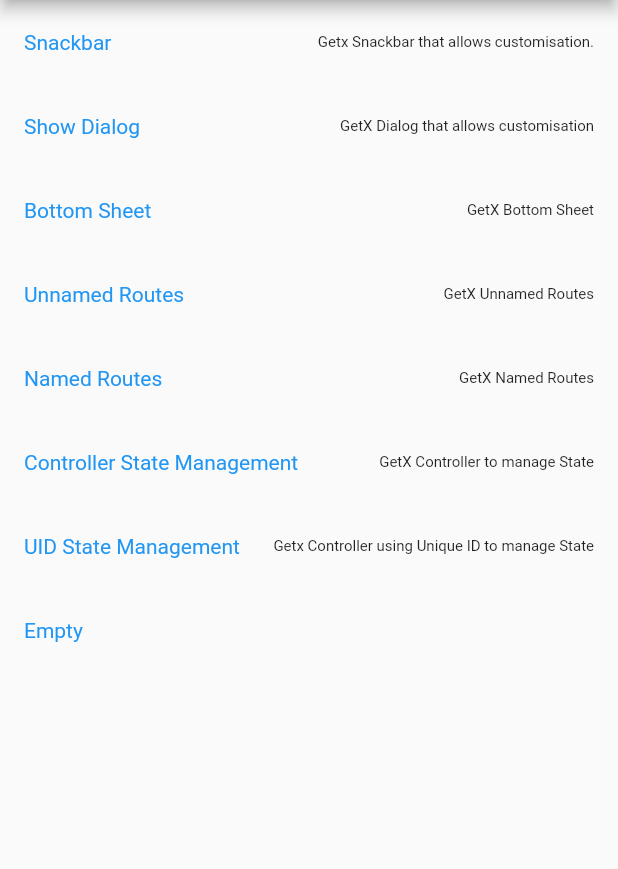
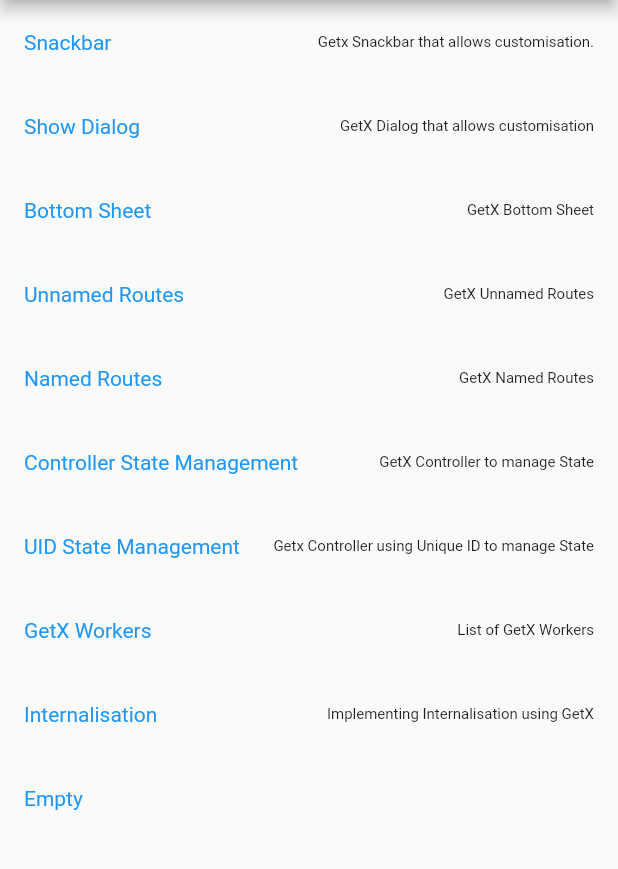
Before and after one commit to RabiKumar14/GetX-Hub, a Flutter app: the screen it shows after launch, on a phone screen of 412 x 824 dp, the part 84-953 px from its top. Run offline on Flutter 3.47's test engine with Material 2 defaults, Android fonts, the phone set to English and light mode, and no system bars; our stand-ins replace device_preview, get, responsive_builder.

Commit message:
Added GetX Workers & Internalisation Method

```diff
--- a/lib/Controls/stateControl.dart
+++ b/lib/Controls/stateControl.dart
@@ -1,7 +1,7 @@
 import 'package:code_hub/Data/stateData.dart';
 import 'package:code_hub/Exports/export.dart';
 
-//! Name Controller
+///[NameController] Controls what happens with the name data
 class NameController extends GetxController {
   var name = rabi.obs;
   //! Function to convert string to upper case
--- a/lib/Controls/stateUIDControl.dart
+++ b/lib/Controls/stateUIDControl.dart
@@ -1,7 +1,7 @@
 import 'package:code_hub/Data/stateData.dart';
 import 'package:code_hub/Exports/export.dart';
 
-//! Getx Controller using Unique ID
+///[UIDController] Controls the age and updates using an unique id
 class UIDController extends GetxController {
   int age = rabi.age;
 
--- a/lib/Data/homeData.dart
+++ b/lib/Data/homeData.dart
@@ -1,9 +1,11 @@
 import 'package:code_hub/Exports/export.dart';
+import 'package:code_hub/UI/getxInternalisation.dart';
+import 'package:code_hub/UI/getxWorkers.dart';
 import 'package:code_hub/UI/statePage.dart';
 import 'package:code_hub/UI/stateUID.dart';
 import 'package:code_hub/UI/unnamedRoutesPage.dart';
 
-//! Required parameters for the item
+///[HomeItem] Required parameters of the home item
 class HomeItem {
   final String title;
   final String subtitle;
@@ -172,5 +174,18 @@
       action: () {
         Get.to(UIDState());
       }),
+  //! GetX Workers & what they do
+  HomeItem(
+      title: 'GetX Workers',
+      subtitle: 'List of GetX Workers',
+      action: () {
+        Get.to(GetXWorkers());
+      }),
+  HomeItem(
+      title: 'Internalisation',
+      subtitle: 'Implementing Internalisation using GetX',
+      action: () {
+        Get.to(GetXInternalisation());
+      }),
   HomeItem(title: 'Empty', subtitle: '', action: () {}),
 ];
--- /dev/null
+++ b/lib/Data/languagesData.dart
@@ -0,0 +1,11 @@
+import 'package:code_hub/Exports/export.dart';
+
+///[Languages] storage of translations
+class Languages extends Translations {
+  @override
+  //! collection of different languages
+  Map<String, Map<String, String>> get keys => {
+        'en_UK': {'hello': 'Hello'},
+        'fr_FR': {'hello': 'Bonjour'},
+      };
+}
--- a/lib/Exports/export.dart
+++ b/lib/Exports/export.dart
@@ -1,5 +1,3 @@
 //! Exported packages to be called (This allows for cleaner package imports)
-export 'package:code_hub/UI/homePage.dart';
-export 'package:device_preview/device_preview.dart';
 export 'package:flutter/material.dart';
 export 'package:get/get.dart';
--- a/lib/Models/stateModel.dart
+++ b/lib/Models/stateModel.dart
@@ -1,4 +1,4 @@
-//! Name Model
+///[Name] Name model
 class Name {
 //! Name constructor
   var firstName;
--- a/lib/UI/homePage.dart
+++ b/lib/UI/homePage.dart
@@ -2,7 +2,7 @@
 import 'package:code_hub/Exports/export.dart';
 import 'package:responsive_builder/responsive_builder.dart';
 
-//! Main Page of the app
+///[HomePage] Main page of the app
 class HomePage extends StatelessWidget {
   const HomePage({Key? key}) : super(key: key);
 
--- a/lib/UI/namedRoutes.dart
+++ b/lib/UI/namedRoutes.dart
@@ -1,6 +1,7 @@
 import 'package:code_hub/Exports/export.dart';
+import 'package:code_hub/UI/homePage.dart';
 
-//! Named Routing, should only be used in Web
+///[NamedRoutes] Named Routing Page, should only be using in Web
 class NamedRoutes extends StatelessWidget {
   const NamedRoutes({Key? key}) : super(key: key);
 
--- a/lib/UI/statePage.dart
+++ b/lib/UI/statePage.dart
@@ -9,6 +9,7 @@
 // final items = RxList([]);
 // final myMap = RxMap({});
 
+///[StatePage]  GetX State Management using Controller page
 // ignore: must_be_immutable
 class StatePage extends StatelessWidget {
   //! Call the Name Controller
--- a/lib/UI/stateUID.dart
+++ b/lib/UI/stateUID.dart
@@ -1,6 +1,7 @@
 import 'package:code_hub/Controls/stateUIDControl.dart';
 import 'package:code_hub/Exports/export.dart';
 
+///[UIDState] GetX State Management using Controller & Unique ID page
 class UIDState extends StatelessWidget {
   const UIDState({Key? key}) : super(key: key);
 
--- a/lib/UI/unnamedRoutesPage.dart
+++ b/lib/UI/unnamedRoutesPage.dart
@@ -1,6 +1,7 @@
 import 'package:code_hub/Exports/export.dart';
+import 'package:code_hub/UI/homePage.dart';
 
-//! UnNamed Routes Page - Suitable when not using Web
+///[UnnamedRoutes] Unamed Routing Page - Most suitable when not using web
 class UnnamedRoutes extends StatelessWidget {
   const UnnamedRoutes({Key? key}) : super(key: key);
 
--- a/lib/main.dart
+++ b/lib/main.dart
@@ -1,5 +1,8 @@
+import 'package:code_hub/Data/languagesData.dart';
 import 'package:code_hub/Exports/export.dart';
+import 'package:code_hub/UI/homePage.dart';
 import 'package:code_hub/UI/namedRoutes.dart';
+import 'package:device_preview/device_preview.dart';
 
 //!Pages List of all Getx Named Routes
 List<GetPage> pagesList = [
@@ -20,6 +23,7 @@
 
 void main() {
   runApp(
+    // MyApp()
     //!Device Preview package used to show UI on different devices in the emulator
     DevicePreview(
       enabled: true,
@@ -33,14 +37,21 @@
   @override
   Widget build(BuildContext context) {
     return GetMaterialApp(
-      initialRoute: '/',
+      // initialRoute: '/',
       defaultTransition: Transition.zoom,
       getPages: [...pagesList],
-      locale: DevicePreview.locale(context),
+      //! Adds the languages
+      translations: Languages(),
+      //! Detects the local phone language
+      locale: Get.deviceLocale,
+      // Locale('en', 'UK'),
+      //! Assigns the language when assigned langugae fails
+      fallbackLocale: Locale('en', 'UK'),
+      // locale: DevicePreview.locale(context),
       builder: DevicePreview.appBuilder,
-      // home: SafeArea(
-      //   child: HomePage(),
-      // ),
+      home: SafeArea(
+        child: HomePage(),
+      ),
       //! Use home & remove initialRoute & getPages when using unNamed Routes
     );
   }
```
Also changed, not shown: lib/Controls/getxWorkerControl.dart (added, +26 -0 lines), lib/Controls/languageController.dart (added, +11 -0 lines), lib/UI/getxInternalisation.dart (added, +33 -0 lines), lib/UI/getxWorkers.dart (added, +31 -0 lines).
